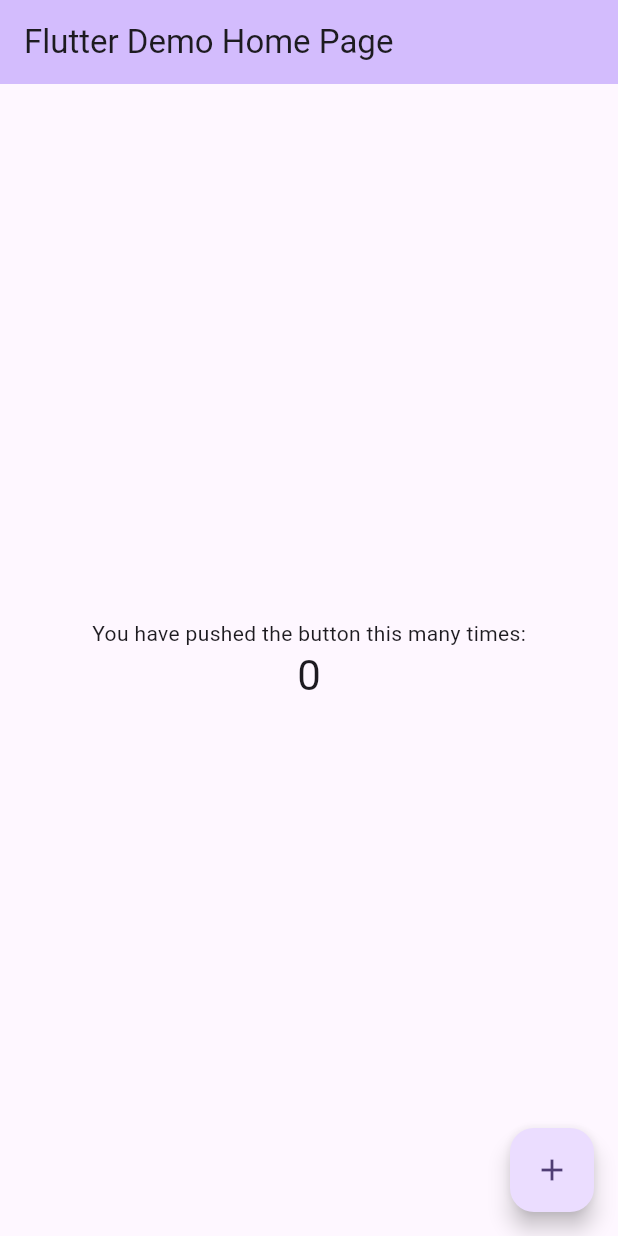
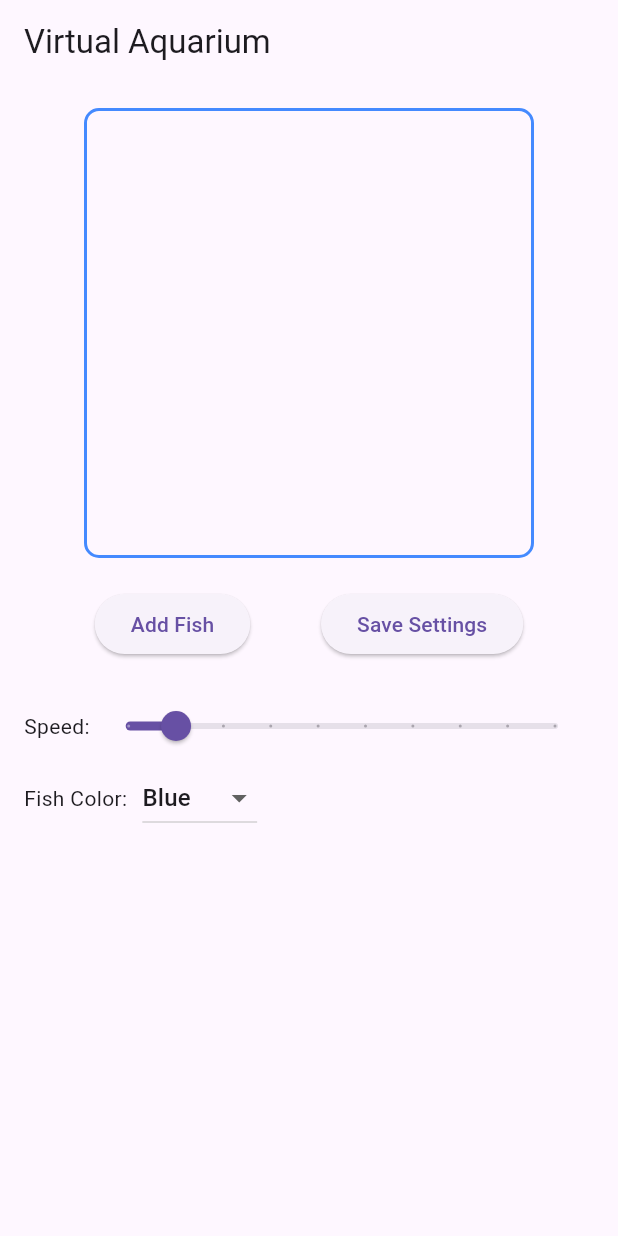
Before and after one commit to aahmad8727/fish, a Flutter app: the screen it shows after launch, on a phone screen of 412 x 824 dp. Run offline on Flutter 3.47's test engine with Material 3 defaults, Android fonts, the phone set to English and light mode, and no system bars.

Commit message:
designed UI

```diff
--- a/lib/main.dart
+++ b/lib/main.dart
@@ -1,122 +1,116 @@
 import 'package:flutter/material.dart';
 
 void main() {
-  runApp(const MyApp());
+  runApp(VirtualAquariumApp());
 }
 
-class MyApp extends StatelessWidget {
-  const MyApp({super.key});
-
-  // This widget is the root of your application.
+class VirtualAquariumApp extends StatelessWidget {
   @override
   Widget build(BuildContext context) {
-    return MaterialApp(
-      title: 'Flutter Demo',
-      theme: ThemeData(
-        // This is the theme of your application.
-        //
-        // TRY THIS: Try running your application with "flutter run". You'll see
-        // the application has a purple toolbar. Then, without quitting the app,
-        // try changing the seedColor in the colorScheme below to Colors.green
-        // and then invoke "hot reload" (save your changes or press the "hot
-        // reload" button in a Flutter-supported IDE, or press "r" if you used
-        // the command line to start the app).
-        //
-        // Notice that the counter didn't reset back to zero; the application
-        // state is not lost during the reload. To reset the state, use hot
-        // restart instead.
-        //
-        // This works for code too, not just values: Most code changes can be
-        // tested with just a hot reload.
-        colorScheme: ColorScheme.fromSeed(seedColor: Colors.deepPurple),
-      ),
-      home: const MyHomePage(title: 'Flutter Demo Home Page'),
-    );
+    return MaterialApp(title: 'Virtual Aquarium', home: AquariumScreen());
   }
 }
 
-class MyHomePage extends StatefulWidget {
-  const MyHomePage({super.key, required this.title});
-
-  // This widget is the home page of your application. It is stateful, meaning
-  // that it has a State object (defined below) that contains fields that affect
-  // how it looks.
-
-  // This class is the configuration for the state. It holds the values (in this
-  // case the title) provided by the parent (in this case the App widget) and
-  // used by the build method of the State. Fields in a Widget subclass are
-  // always marked "final".
-
-  final String title;
-
+class AquariumScreen extends StatefulWidget {
   @override
-  State<MyHomePage> createState() => _MyHomePageState();
+  _AquariumScreenState createState() => _AquariumScreenState();
 }
 
-class _MyHomePageState extends State<MyHomePage> {
-  int _counter = 0;
-
-  void _incrementCounter() {
-    setState(() {
-      // This call to setState tells the Flutter framework that something has
-      // changed in this State, which causes it to rerun the build method below
-      // so that the display can reflect the updated values. If we changed
-      // _counter without calling setState(), then the build method would not be
-      // called again, and so nothing would appear to happen.
-      _counter++;
-    });
-  }
+class _AquariumScreenState extends State<AquariumScreen> {
+  // State variables for speed and selected color.
+  double _speed = 1.0;
+  Color _selectedColor = Colors.blue;
 
   @override
   Widget build(BuildContext context) {
-    // This method is rerun every time setState is called, for instance as done
-    // by the _incrementCounter method above.
-    //
-    // The Flutter framework has been optimized to make rerunning build methods
-    // fast, so that you can just rebuild anything that needs updating rather
-    // than having to individually change instances of widgets.
     return Scaffold(
-      appBar: AppBar(
-        // TRY THIS: Try changing the color here to a specific color (to
-        // Colors.amber, perhaps?) and trigger a hot reload to see the AppBar
-        // change color while the other colors stay the same.
-        backgroundColor: Theme.of(context).colorScheme.inversePrimary,
-        // Here we take the value from the MyHomePage object that was created by
-        // the App.build method, and use it to set our appbar title.
-        title: Text(widget.title),
-      ),
-      body: Center(
-        // Center is a layout widget. It takes a single child and positions it
-        // in the middle of the parent.
+      appBar: AppBar(title: Text('Virtual Aquarium')),
+      body: Padding(
+        padding: const EdgeInsets.all(16.0),
         child: Column(
-          // Column is also a layout widget. It takes a list of children and
-          // arranges them vertically. By default, it sizes itself to fit its
-          // children horizontally, and tries to be as tall as its parent.
-          //
-          // Column has various properties to control how it sizes itself and
-          // how it positions its children. Here we use mainAxisAlignment to
-          // center the children vertically; the main axis here is the vertical
-          // axis because Columns are vertical (the cross axis would be
-          // horizontal).
-          //
-          // TRY THIS: Invoke "debug painting" (choose the "Toggle Debug Paint"
-          // action in the IDE, or press "p" in the console), to see the
-          // wireframe for each widget.
-          mainAxisAlignment: MainAxisAlignment.center,
-          children: <Widget>[
-            const Text('You have pushed the button this many times:'),
-            Text(
-              '$_counter',
-              style: Theme.of(context).textTheme.headlineMedium,
+          children: [
+            // Aquarium container
+            Container(
+              width: 300,
+              height: 300,
+              decoration: BoxDecoration(
+                border: Border.all(color: Colors.blueAccent, width: 2),
+                borderRadius: BorderRadius.circular(10),
+              ),
+              child: Stack(children: [
+                ],
+              ),
+            ),
+            SizedBox(height: 20),
+            //Add Fish & Save Settings buttons
+            Row(
+              mainAxisAlignment: MainAxisAlignment.spaceEvenly,
+              children: [
+                ElevatedButton(onPressed: () {}, child: Text('Add Fish')),
+                ElevatedButton(onPressed: () {}, child: Text('Save Settings')),
+              ],
+            ),
+            SizedBox(height: 20),
+            // Settings: Speed Slider and Color Dropdown
+            Column(
+              children: [
+                // Speed Slider
+                Row(
+                  children: [
+                    Text('Speed:'),
+                    Expanded(
+                      child: Slider(
+                        value: _speed,
+                        min: 0.5,
+                        max: 5.0,
+                        divisions: 9,
+                        label: _speed.toStringAsFixed(1),
+                        onChanged: (value) {
+                          setState(() {
+                            _speed = value;
+                          });
+                        },
+                      ),
+                    ),
+                  ],
+                ),
+                // Color Selection Dropdown
+                Row(
+                  children: [
+                    Text('Fish Color:'),
+                    SizedBox(width: 10),
+                    DropdownButton<Color>(
+                      value: _selectedColor,
+                      items: [
+                        DropdownMenuItem(
+                          value: Colors.blue,
+                          child: Text('Blue'),
+                        ),
+                        DropdownMenuItem(value: Colors.red, child: Text('Red')),
+                        DropdownMenuItem(
+                          value: Colors.green,
+                          child: Text('Green'),
+                        ),
+                        DropdownMenuItem(
+                          value: Colors.orange,
+                          child: Text('Orange'),
+                        ),
+                      ],
+                      onChanged: (Color? newColor) {
+                        if (newColor != null) {
+                          setState(() {
+                            _selectedColor = newColor;
+                          });
+                        }
+                      },
+                    ),
+                  ],
+                ),
+              ],
             ),
           ],
         ),
       ),
-      floatingActionButton: FloatingActionButton(
-        onPressed: _incrementCounter,
-        tooltip: 'Increment',
-        child: const Icon(Icons.add),
-      ), // This trailing comma makes auto-formatting nicer for build methods.
     );
   }
 }
```
